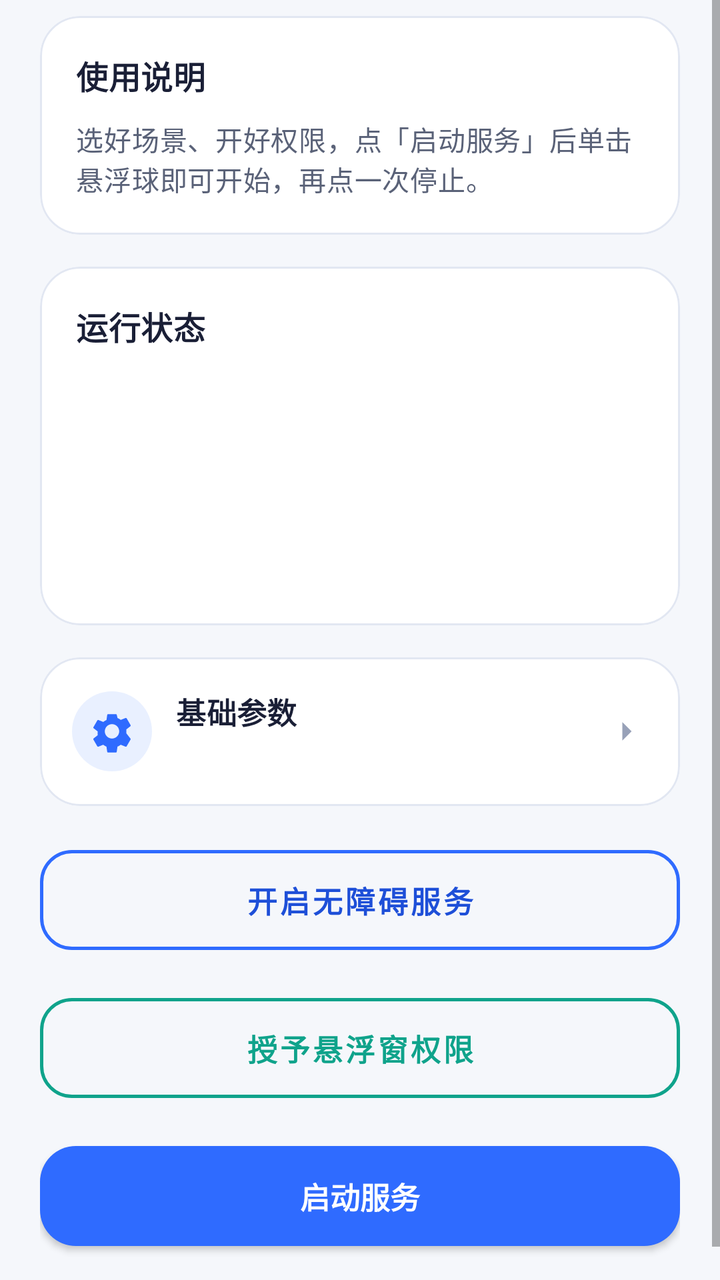
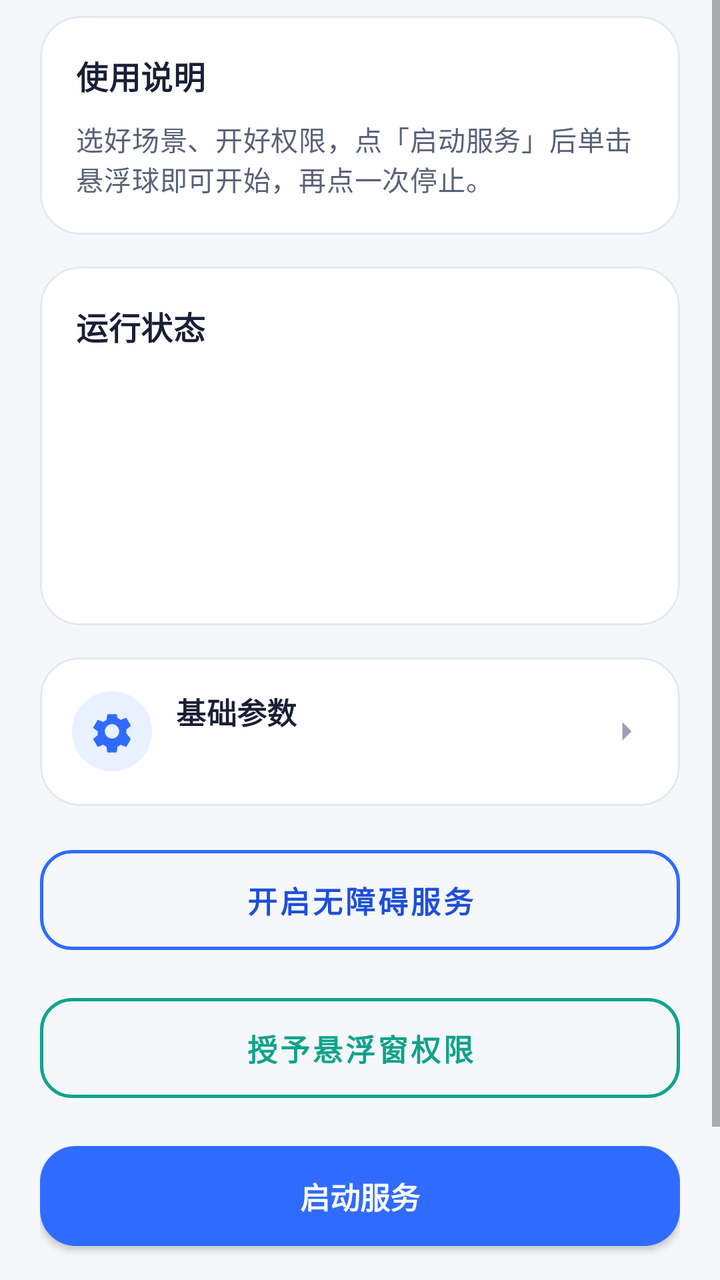

Before-and-after screenshots of an Android layout around one commit, followed by the original layout XML and the change that was made.
<!-- AndroidManifest.xml: application theme Theme.AutoScroll -->
<!-- res/layout/fragment_control.xml -->
<?xml version="1.0" encoding="utf-8"?>
<ScrollView xmlns:android="http://schemas.android.com/apk/res/android"
    xmlns:app="http://schemas.android.com/apk/res-auto"
    android:layout_width="match_parent"
    android:layout_height="match_parent"
    android:fillViewport="true"
    android:background="@color/bg_page">

    <LinearLayout
        android:layout_width="match_parent"
        android:layout_height="wrap_content"
        android:orientation="vertical"
        android:paddingStart="20dp"
        android:paddingEnd="20dp"
        android:paddingTop="8dp"
        android:paddingBottom="28dp">

        
        <com.google.android.material.card.MaterialCardView
            style="@style/AutoScrollCard"
            android:layout_width="match_parent"
            android:layout_height="wrap_content"
            android:layout_marginBottom="16dp">

            <LinearLayout
                android:layout_width="match_parent"
                android:layout_height="wrap_content"
                android:orientation="vertical"
                android:padding="18dp">

                <TextView
                    android:layout_width="wrap_content"
                    android:layout_height="wrap_content"
                    android:text="@string/guide_title"
                    android:textAppearance="@style/TextAppearance.Title"
                    android:textSize="16sp"
                    android:layout_marginBottom="10dp" />

                <TextView
                    android:layout_width="match_parent"
                    android:layout_height="wrap_content"
                    android:text="@string/guide_content"
                    android:textAppearance="@style/TextAppearance.Body"
                    android:textSize="13.5sp" />
            </LinearLayout>
        </com.google.android.material.card.MaterialCardView>

        
        <com.google.android.material.card.MaterialCardView
            style="@style/AutoScrollCard"
            android:layout_width="match_parent"
            android:layout_height="wrap_content"
            android:layout_marginBottom="16dp">

            <LinearLayout
                android:layout_width="match_parent"
                android:layout_height="wrap_content"
                android:orientation="vertical"
                android:padding="18dp">

                <TextView
                    android:layout_width="wrap_content"
                    android:layout_height="wrap_content"
                    android:text="@string/status_title"
                    android:textAppearance="@style/TextAppearance.Title"
                    android:textSize="16sp"
                    android:layout_marginBottom="12dp" />

                <TextView
                    android:id="@+id/tvStatusAccessibility"
                    android:layout_width="match_parent"
                    android:layout_height="wrap_content"
                    android:textAppearance="@style/TextAppearance.Status"
                    android:textSize="14sp"
                    android:paddingTop="4dp"
                    android:paddingBottom="4dp" />

                <TextView
                    android:id="@+id/tvStatusOverlay"
                    android:layout_width="match_parent"
                    android:layout_height="wrap_content"
                    android:textAppearance="@style/TextAppearance.Status"
                    android:textSize="14sp"
                    android:paddingTop="4dp"
                    android:paddingBottom="4dp" />

                <TextView
                    android:id="@+id/tvStatusService"
                    android:layout_width="match_parent"
                    android:layout_height="wrap_content"
                    android:textAppearance="@style/TextAppearance.Status"
                    android:textSize="14sp"
                    android:paddingTop="4dp"
                    android:paddingBottom="4dp" />

                <TextView
                    android:id="@+id/tvStatusScrolling"
                    android:layout_width="match_parent"
                    android:layout_height="wrap_content"
                    android:textAppearance="@style/TextAppearance.Status"
                    android:textSize="14sp"
                    android:paddingTop="4dp"
                    android:paddingBottom="4dp" />

                <TextView
                    android:id="@+id/tvStatusScene"
                    android:layout_width="match_parent"
                    android:layout_height="wrap_content"
                    android:textAppearance="@style/TextAppearance.Status"
                    android:textSize="14sp"
                    android:paddingTop="4dp"
                    android:paddingBottom="4dp"
                    android:visibility="gone" />

                <TextView
                    android:id="@+id/tvStatusRemaining"
                    android:layout_width="match_parent"
                    android:layout_height="wrap_content"
                    android:textAppearance="@style/TextAppearance.Status"
                    android:textSize="14sp"
                    android:paddingTop="4dp"
                    android:paddingBottom="4dp"
                    android:visibility="gone" />
            </LinearLayout>
        </com.google.android.material.card.MaterialCardView>

        
        <com.google.android.material.card.MaterialCardView
            android:id="@+id/cardSettingsEntry"
            style="@style/AutoScrollCard"
            android:layout_width="match_parent"
            android:layout_height="wrap_content"
            android:layout_marginBottom="16dp"
            android:clickable="true"
            android:focusable="true"
            app:rippleColor="@color/purple_200">

            <LinearLayout
                android:layout_width="match_parent"
                android:layout_height="wrap_content"
                android:orientation="horizontal"
                android:gravity="center_vertical"
                android:padding="16dp">

                <ImageView
                    android:layout_width="40dp"
                    android:layout_height="40dp"
                    android:padding="8dp"
                    android:scaleType="centerInside"
                    android:src="@drawable/ic_settings"
                    android:contentDescription="@string/settings_title"
                    app:tint="@color/purple_500"
                    android:background="@drawable/scene_icon_bg" />

                <LinearLayout
                    android:layout_width="0dp"
                    android:layout_height="wrap_content"
                    android:layout_weight="1"
                    android:orientation="vertical"
                    android:layout_marginStart="12dp">

                    <TextView
                        android:layout_width="wrap_content"
                        android:layout_height="wrap_content"
                        android:text="@string/settings_title"
                        android:textAppearance="@style/TextAppearance.Title"
                        android:textSize="15sp" />

                    <TextView
                        android:id="@+id/tvParamSummary"
                        android:layout_width="wrap_content"
                        android:layout_height="wrap_content"
                        android:layout_marginTop="3dp"
                        android:textAppearance="@style/TextAppearance.Body"
                        android:textSize="12.5sp"
                        android:textColor="@color/text_hint" />
                </LinearLayout>

                <ImageView
                    android:layout_width="22dp"
                    android:layout_height="22dp"
                    android:scaleType="centerInside"
                    android:src="@drawable/ic_chevron_right"
                    android:contentDescription="@null"
                    app:tint="@color/text_hint" />
            </LinearLayout>
        </com.google.android.material.card.MaterialCardView>

        
        <com.google.android.material.button.MaterialButton
            android:id="@+id/btnAccessibility"
            style="@style/AutoScrollButton.Outline"
            android:layout_width="match_parent"
            android:layout_height="wrap_content"
            android:layout_marginBottom="12dp"
            android:text="@string/btn_accessibility_off"
            app:strokeColor="@color/purple_500"
            android:textColor="@color/purple_700" />

        <com.google.android.material.button.MaterialButton
            android:id="@+id/btnOverlay"
            style="@style/AutoScrollButton.Outline"
            android:layout_width="match_parent"
            android:layout_height="wrap_content"
            android:layout_marginBottom="12dp"
            android:text="@string/btn_overlay_off"
            app:strokeColor="@color/teal_700"
            android:textColor="@color/teal_700" />

        <com.google.android.material.button.MaterialButton
            android:id="@+id/btnStartService"
            style="@style/AutoScrollButton"
            android:layout_width="match_parent"
            android:layout_height="wrap_content"
            android:text="@string/start_service"
            android:textColor="@color/btn_start_text"
            app:backgroundTint="@color/btn_start_bg"
            app:cornerRadius="18dp" />

    </LinearLayout>
</ScrollView>
<!-- resources referenced by this layout -->
<resources>
  <color name="bg_page">#F5F7FB</color>
  <color name="purple_200">#B3D8FF</color>
  <color name="purple_500">#2F6BFF</color>
  <color name="purple_700">#1E4FD8</color>
  <color name="teal_700">#0FA38B</color>
  <color name="text_hint">#98A1B8</color>
  <!-- drawable ic_chevron_right (drawable) -->
  <vector xmlns:android="http://schemas.android.com/apk/res/android"
      android:width="24dp"
      android:height="24dp"
      android:viewportWidth="24"
      android:viewportHeight="24">
      <path
          android:fillColor="@android:color/white"
          android:pathData="M10,17l5-5-5-5v10z" />
  </vector>
  <!-- drawable scene_icon_bg (drawable) -->
  <?xml version="1.0" encoding="utf-8"?>
  <shape xmlns:android="http://schemas.android.com/apk/res/android"
      android:shape="oval">
      <solid android:color="#1A2F6BFF" />
      <stroke android:width="0dp" android:color="@android:color/transparent" />
  </shape>
  <string name="btn_accessibility_off">开启无障碍服务</string>
  <string name="btn_overlay_off">授予悬浮窗权限</string>
  <string name="guide_content">选好场景、开好权限，点「启动服务」后单击悬浮球即可开始，再点一次停止。</string>
  <string name="guide_title">使用说明</string>
  <string name="settings_title">基础参数</string>
  <string name="start_service">启动服务</string>
  <string name="status_title">运行状态</string>
  <style name="AutoScrollButton" parent="Widget.MaterialComponents.Button">
          <item name="cornerRadius">16dp</item>
          <item name="android:paddingTop">14dp</item>
          <item name="android:paddingBottom">14dp</item>
          <item name="android:textAppearance">?android:attr/textAppearanceButton</item>
          <item name="android:textSize">15sp</item>
          <item name="android:textStyle">bold</item>
          <item name="elevation">0dp</item>
          <item name="strokeWidth">0dp</item>
          <item name="rippleColor">@android:color/white</item>
      </style>
  <style name="AutoScrollButton.Outline" parent="Widget.MaterialComponents.Button.OutlinedButton">
          <item name="cornerRadius">16dp</item>
          <item name="android:paddingTop">14dp</item>
          <item name="android:paddingBottom">14dp</item>
          <item name="android:textSize">15sp</item>
          <item name="android:textStyle">bold</item>
          <item name="elevation">0dp</item>
          <item name="strokeWidth">1.5dp</item>
          <item name="strokeColor">@color/border</item>
      </style>
  <style name="AutoScrollCard" parent="Widget.MaterialComponents.CardView">
          <item name="cardCornerRadius">20dp</item>
          <item name="cardElevation">0dp</item>
          <item name="strokeWidth">1dp</item>
          <item name="strokeColor">@color/border</item>
          <item name="cardBackgroundColor">@color/bg_card</item>
          <item name="cardUseCompatPadding">false</item>
      </style>
  <style name="TextAppearance.Body" parent="TextAppearance.MaterialComponents.Body2">
          <item name="android:textColor">@color/text_secondary</item>
          <item name="android:lineSpacingExtra">4dp</item>
      </style>
  <style name="TextAppearance.Status" parent="TextAppearance.MaterialComponents.Body2">
          <item name="android:textColor">@color/text_primary</item>
          <item name="android:lineSpacingExtra">6dp</item>
          <item name="android:fontFamily">sans-serif-medium</item>
      </style>
  <style name="TextAppearance.Title" parent="TextAppearance.MaterialComponents.Subtitle1">
          <item name="android:textColor">@color/text_primary</item>
          <item name="android:textStyle">bold</item>
      </style>
  <color name="border">#E2E7F2</color>
  <color name="bg_card">#FFFFFF</color>
  <color name="text_secondary">#5A6278</color>
  <color name="text_primary">#1A1F36</color>
  <color name="white">#FFFFFFFF</color>
  <!-- unchanged entries left out for length: 2 -->
</resources>

<!-- the commit's change to res/layout/fragment_control.xml (unified diff, before → after) -->
@@ -217,5 +217,15 @@
             app:backgroundTint="@color/btn_start_bg"
             app:cornerRadius="18dp" />
 
+        <com.google.android.material.button.MaterialButton
+            android:id="@+id/btnOpenLog"
+            style="@style/AutoScrollButton.Outline"
+            android:layout_width="match_parent"
+            android:layout_height="wrap_content"
+            android:layout_marginTop="8dp"
+            android:text="@string/log_open"
+            app:strokeColor="@color/teal_700"
+            android:textColor="@color/teal_700" />
+
     </LinearLayout>
 </ScrollView>
<!-- resource entries referenced after the edit -->
@@ -27,6 +27,7 @@
   <string name="btn_overlay_off">授予悬浮窗权限</string>
   <string name="guide_content">选好场景、开好权限，点「启动服务」后单击悬浮球即可开始，再点一次停止。</string>
   <string name="guide_title">使用说明</string>
+  <string name="log_open">运行日志</string>
   <string name="settings_title">基础参数</string>
   <string name="start_service">启动服务</string>
   <string name="status_title">运行状态</string>
